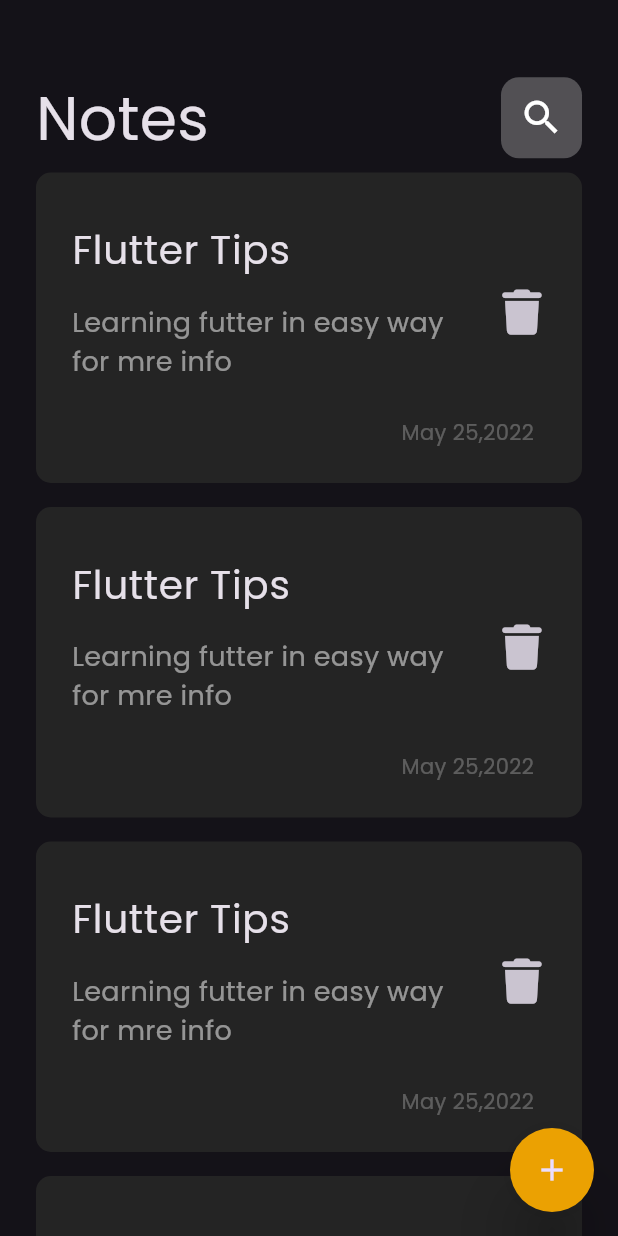
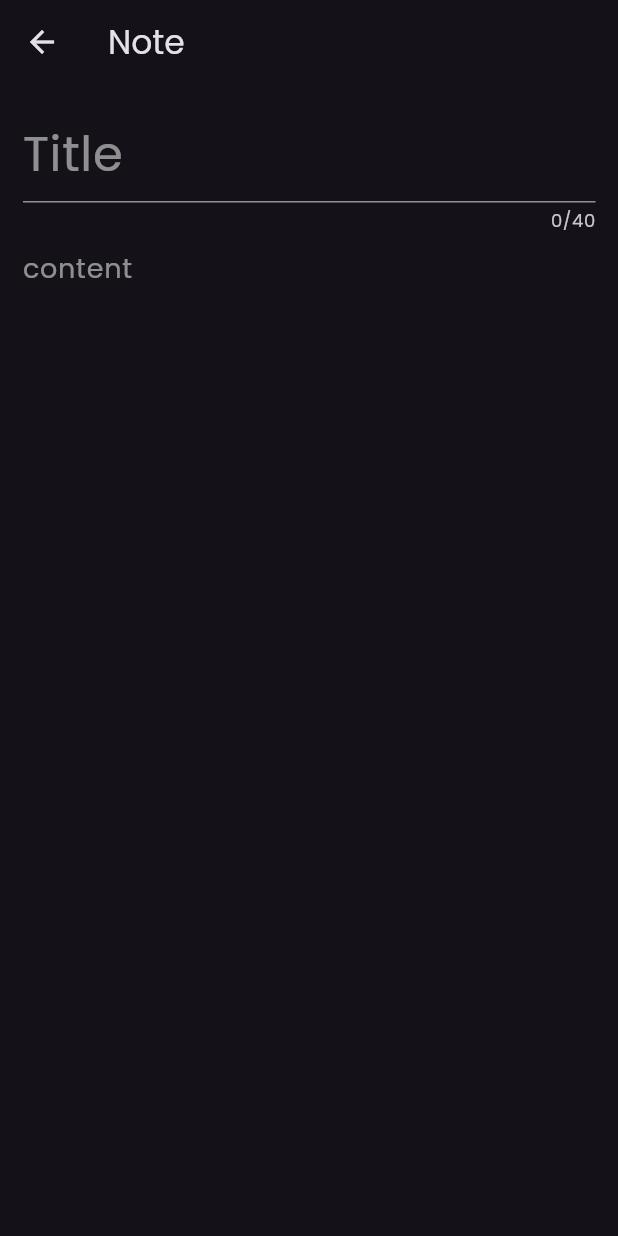
Before and after one commit to ema54e/notes_app, a Flutter app: the screen it shows after launch, after a tap on the "add" icon, on a phone screen of 412 x 824 dp. Run offline on Flutter 3.47's test engine with Material 3 defaults, Android fonts, the phone set to English and light mode, and no system bars; our stand-ins replace font_awesome_flutter, hive; accounts and stored records are empty.

Commit message:
notes model and intiate hive

```diff
--- /dev/null
+++ b/lib/constants/colors.dart
@@ -0,0 +1,3 @@
+import 'dart:ui';
+
+Color subTextColor = Color.fromRGBO(225, 225, 225, 0.6);
--- a/lib/main.dart
+++ b/lib/main.dart
@@ -1,5 +1,6 @@
 import 'package:flutter/material.dart';
 import 'package:notes_app/views/notes_view.dart';
+import 'package:notes_app/views/writing_note_view.dart';
 
 void main() {
   runApp(const NotesApp());
@@ -12,11 +13,16 @@ class NotesApp extends StatelessWidget {
   @override
   Widget build(BuildContext context) {
     return MaterialApp(
+      debugShowCheckedModeBanner: false,
       theme: ThemeData(
         brightness: Brightness.dark,
         fontFamily: 'Poppins',
       ),
-      home: NotesView(),
+      routes: {
+        NotesView.id: (context) => NotesView(),
+        WritingNoteView.id: (context) => WritingNoteView(),
+      },
+      initialRoute: NotesView.id,
     );
   }
 }
--- /dev/null
+++ b/lib/models/notes_model.dart
@@ -0,0 +1,7 @@
+class NotesModel {
+  final String title;
+  final String content;
+  final String date;
+
+  NotesModel({required this.title, required this.content, required this.date});
+}
--- a/lib/views/notes_view.dart
+++ b/lib/views/notes_view.dart
@@ -1,8 +1,10 @@
 import 'package:flutter/material.dart';
 import 'package:notes_app/views/widgets/notes_view_body.dart';
+import 'package:notes_app/views/writing_note_view.dart';
 
 class NotesView extends StatelessWidget {
   const NotesView({super.key});
+  static String id = "home";
 
   @override
   Widget build(BuildContext context) {
@@ -12,10 +14,16 @@ class NotesView extends StatelessWidget {
         elevation: 20,
         shape: CircleBorder(),
         backgroundColor: Color(0xffEBA102),
-        onPressed: () {},
+        onPressed: () {
+             Navigator.pushNamed(context, WritingNoteView.id);
+         /*  showModalBottomSheet(
+              context: context,
+              builder: (context) {
+                return Container();
+              }); */
+        },
         child: Icon(
           Icons.add,
-          //color: Colors.yellow,
         ),
       ),
     );
--- a/lib/views/widgets/custom_list_view.dart
+++ b/lib/views/widgets/custom_list_view.dart
@@ -1,5 +1,6 @@
 import 'package:flutter/material.dart';
 import 'package:notes_app/views/widgets/notes_item.dart';
+import 'package:notes_app/views/writing_note_view.dart';
 
 class CustomListView extends StatelessWidget {
   const CustomListView({super.key});
@@ -11,7 +12,9 @@ class CustomListView extends StatelessWidget {
       itemBuilder: (context, index) {
         return Padding(
           padding: const EdgeInsets.symmetric(vertical: 8),
-          child: NotesItem(),
+          child: NotesItem(
+            onTap: () => WritingNoteView(),
+          ),
         );
       },
     );
--- /dev/null
+++ b/lib/views/widgets/custom_text_field.dart
@@ -0,0 +1,33 @@
+import 'package:flutter/material.dart';
+import 'package:notes_app/constants/colors.dart';
+
+class CustomTextField extends StatelessWidget {
+  const CustomTextField(
+      {super.key,
+      required this.hint,
+      required this.borderside,
+      required this.fontSize,
+      this.maxLines = 1,
+      this.maxLength,
+      this.inputTextSize});
+  final String hint;
+  final BorderSide borderside;
+  final double fontSize;
+  final int maxLines;
+  final int? maxLength;
+  final double? inputTextSize;
+
+  @override
+  Widget build(BuildContext context) {
+    return TextField(
+      style: TextStyle(fontSize: inputTextSize),
+      maxLines: maxLines,
+      maxLength: maxLength,
+      decoration: InputDecoration(
+        hintText: hint,
+        hintStyle: TextStyle(color: subTextColor, fontSize: fontSize),
+        border: UnderlineInputBorder(borderSide: borderside),
+      ),
+    );
+  }
+}
--- a/lib/views/widgets/notes_item.dart
+++ b/lib/views/widgets/notes_item.dart
@@ -1,12 +1,16 @@
 import 'package:flutter/material.dart';
 import 'package:font_awesome_flutter/font_awesome_flutter.dart';
+import 'package:notes_app/constants/colors.dart';
 
 class NotesItem extends StatelessWidget {
-  const NotesItem({super.key});
+   NotesItem({super.key, required this.onTap});
+  final VoidCallback onTap;
 
   @override
   Widget build(BuildContext context) {
-    return Container(
+    return GestureDetector(
+      onTap: onTap,
+      child: Container(
         padding: EdgeInsets.only(top: 24, bottom: 24, left: 24, right: 16),
         decoration: BoxDecoration(
           borderRadius: BorderRadius.circular(10),
@@ -26,9 +30,8 @@ class NotesItem extends StatelessWidget {
               subtitle: Padding(
                 padding: const EdgeInsets.symmetric(vertical: 16),
                 child: Text(
-                'Learning futter in easy way for mre info',
-                style: TextStyle(
-                    fontSize: 18, color: Color.fromRGBO(225, 225, 225, 0.6)),
+                  'Learning futter in easy way for more info',
+                  style: TextStyle(fontSize: 18, color: subTextColor),
                 ),
               ),
               trailing: IconButton(
@@ -43,11 +46,12 @@ class NotesItem extends StatelessWidget {
               padding: const EdgeInsets.only(right: 16),
               child: Text(
                 'May 25,2022',
-              style: TextStyle(color: Color.fromRGBO(225, 225, 225, 0.3)),
+                style: TextStyle(color: subTextColor),
               ),
             ),
           ],
         ),
+      ),
     );
   }
 }
--- /dev/null
+++ b/lib/views/writing_note_view.dart
@@ -0,0 +1,42 @@
+import 'package:flutter/material.dart';
+import 'package:notes_app/views/widgets/custom_text_field.dart';
+import 'package:hive/hive.dart';
+
+class WritingNoteView extends StatelessWidget {
+  const WritingNoteView({super.key});
+  static String id = 'write notes';
+
+  @override
+  Widget build(BuildContext context) {
+    return Scaffold(
+        appBar: AppBar(
+          title: Text('Note'),
+        ),
+        body: Padding(
+          padding: const EdgeInsets.all(15),
+          child: SingleChildScrollView(
+            child: Column(
+              children: [
+                CustomTextField(
+                  inputTextSize: 32,
+                  maxLength: 40,
+                  hint: 'Title',
+                  borderside: BorderSide(color: Colors.black, width: 0.00001),
+                  fontSize: 32,
+                ),
+                Expanded(
+                  child: CustomTextField(
+                    inputTextSize: 20,
+                    maxLength: 500,
+                    hint: 'content',
+                    maxLines: 200,
+                    borderside: BorderSide.none,
+                    fontSize: 18,
+                  ),
+                ),
+              ],
+            ),
+          ),
+        ));
+  }
+}
--- a/pubspec.yaml
+++ b/pubspec.yaml
@@ -35,6 +35,7 @@ dependencies:
   # Use with the CupertinoIcons class for iOS style icons.
   cupertino_icons: ^1.0.8
   font_awesome_flutter: ^10.8.0
+  hive: ^2.2.3
 
 dev_dependencies:
   flutter_test:
```
Also changed, not shown: pubspec.lock. Lines whose indentation alone changed are shown as unchanged.
